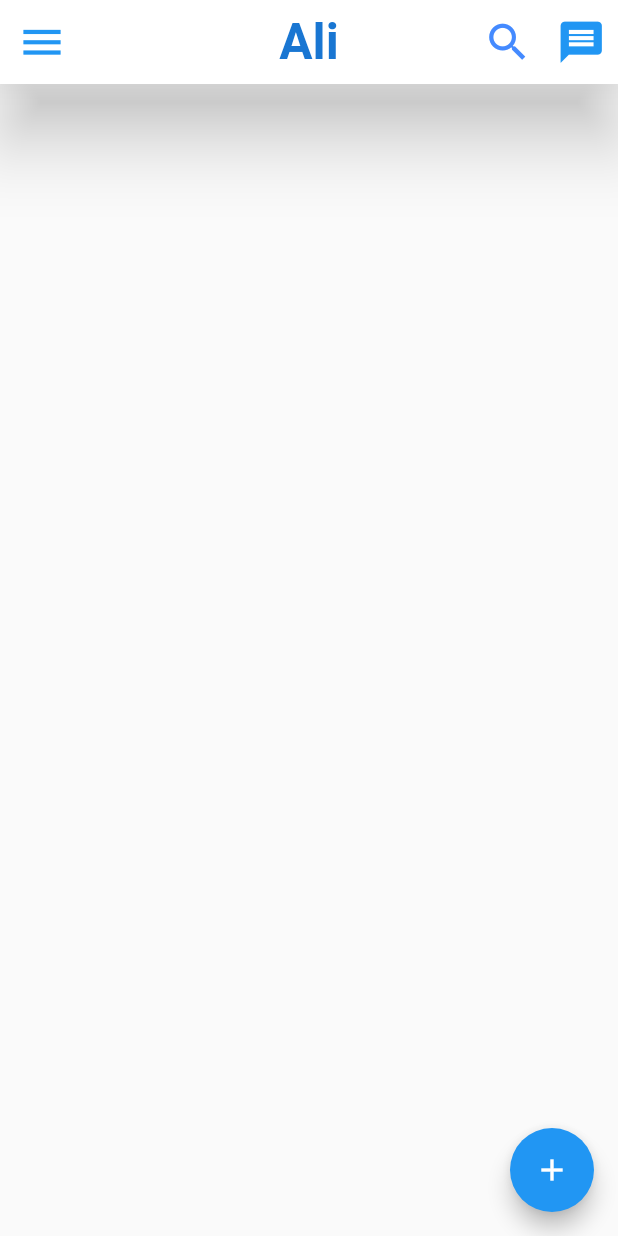
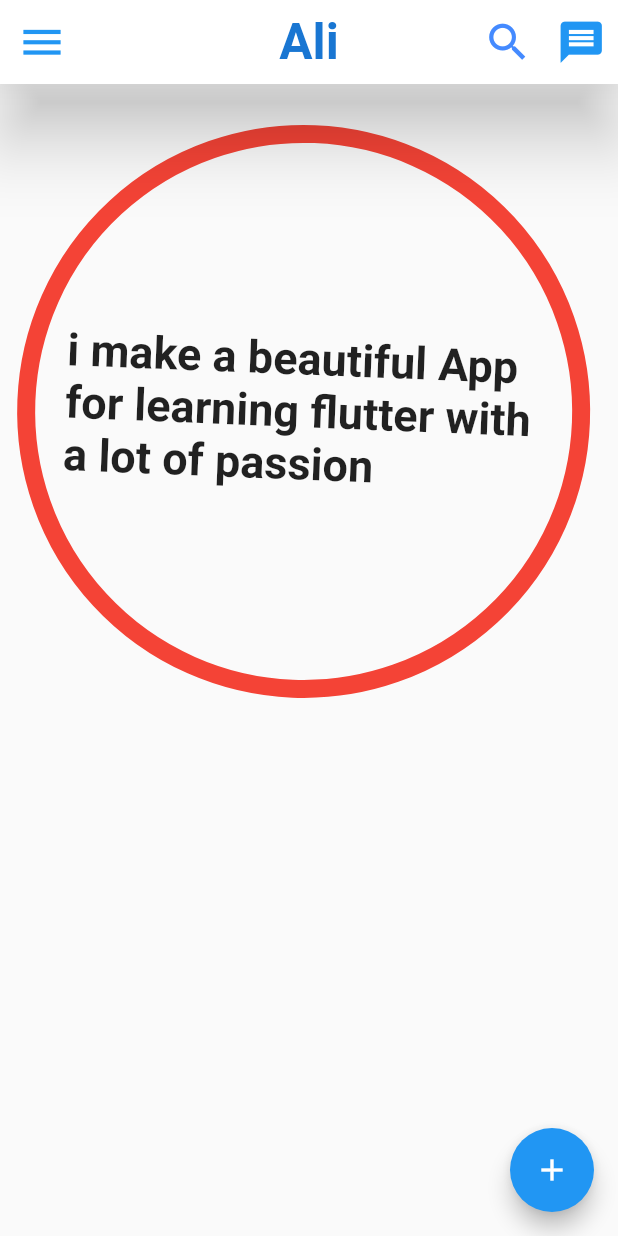
Before and after one commit to aliajjoub2/flutter-Project-1, a Flutter app: the screen it shows after launch, on a phone screen of 412 x 824 dp. Run offline on Flutter 3.47's test engine with Material 2 defaults, Android fonts, the phone set to English and light mode, and no system bars; missing offline and left inert: dart:html.

Commit message:
add  decoration

```diff
--- a/lib/main.dart
+++ b/lib/main.dart
@@ -1,4 +1,6 @@
 // ignore_for_file: prefer_const_constructors
+
+import 'dart:html';
 
 import 'package:flutter/material.dart';
 
@@ -64,8 +66,27 @@ class FacebookApp extends StatelessWidget {
         ), */
 
       ),
-    floatingActionButton: FloatingActionButton(onPressed: (){},
-    child: const Icon(Icons.add
+      floatingActionButton: FloatingActionButton(onPressed: (){},
+    child: const Icon(Icons.add),
+    ),
+    // ignore: sort_child_properties_last
+    body: Container(child: Text('i make a beautiful App for learning flutter with a lot of passion',
+    style: TextStyle(fontSize: 30, fontWeight: FontWeight.bold ),
+
+    ),
+    //color: Colors.blue[100],
+    margin: EdgeInsets.fromLTRB(20, 10, 10, 5),
+    padding: EdgeInsets.all(20),
+    height: 400,
+    width: 800,
+    alignment: Alignment.center,
+    transform: Matrix4.rotationZ(0.04),
+    decoration: BoxDecoration(
+      border: Border.all(color: Colors.red, width: 12,  ),
+      //borderRadius: BorderRadius.circular(25),
+      shape: BoxShape.circle,
+    ),
+
     ),
     );
   }
```
